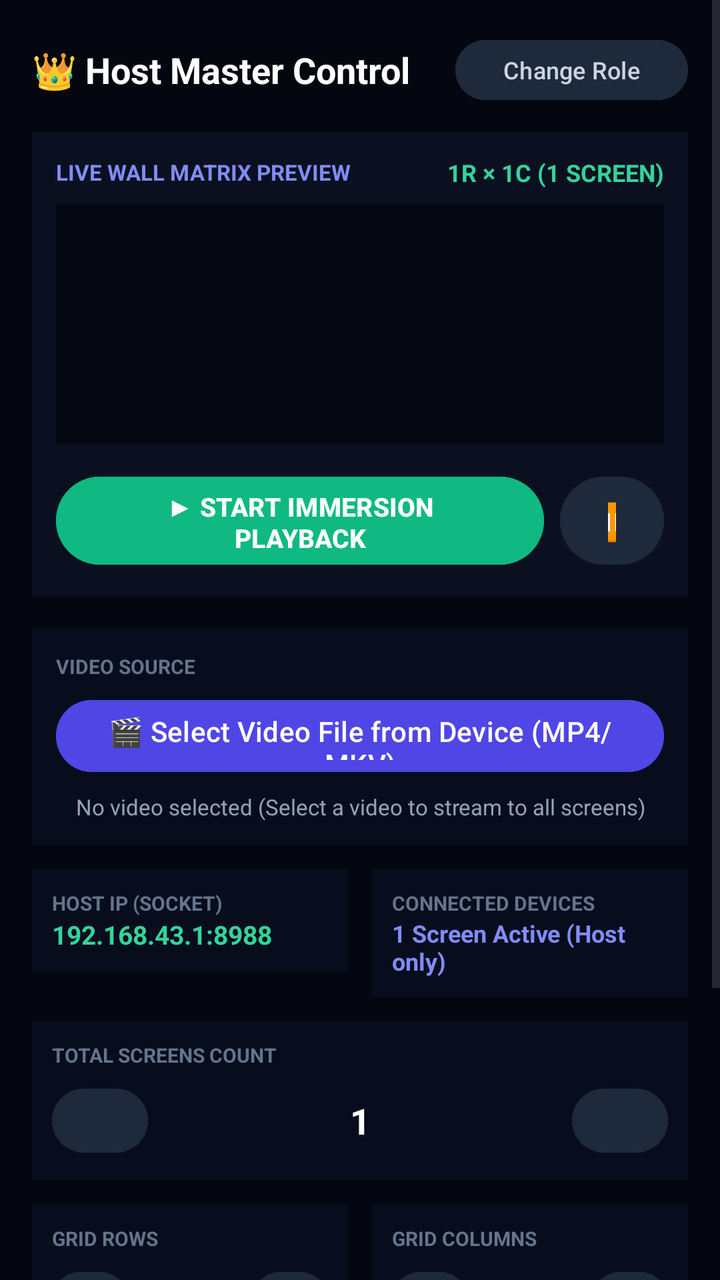
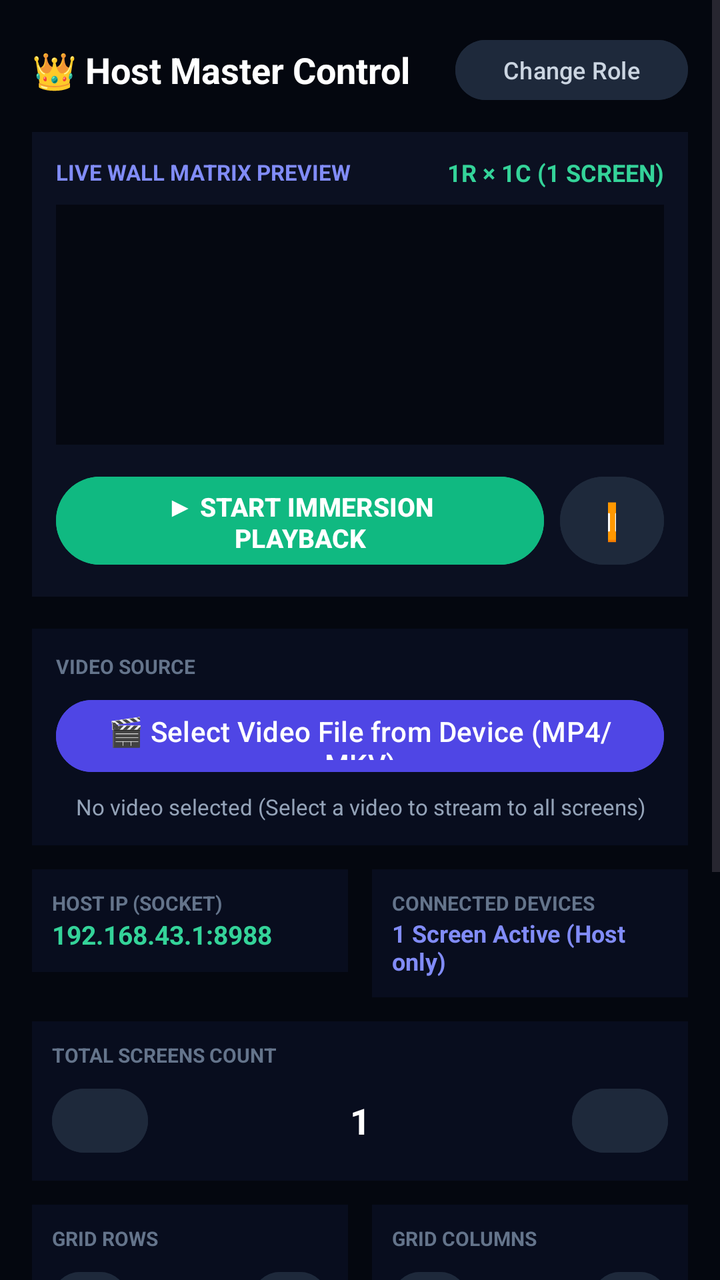

Compare the two renders of this Android layout. The source of the first and the diff that turns it into the second are given below.
<!-- AndroidManifest.xml: application theme Theme.VideoWallSplicer -->
<!-- res/layout/activity_host.xml -->
<?xml version="1.0" encoding="utf-8"?>
<FrameLayout xmlns:android="http://schemas.android.com/apk/res/android"
    android:id="@+id/rootContainer"
    android:layout_width="match_parent"
    android:layout_height="match_parent"
    android:background="#000000">

    
    <TextureView
        android:id="@+id/hostTextureView"
        android:layout_width="match_parent"
        android:layout_height="match_parent" />

    
    <ScrollView
        android:id="@+id/hostSettingsScrollView"
        android:layout_width="match_parent"
        android:layout_height="match_parent"
        android:background="#E6050811"
        android:fillViewport="true">

        <LinearLayout
            android:layout_width="match_parent"
            android:layout_height="wrap_content"
            android:orientation="vertical"
            android:padding="16dp">

            
            <LinearLayout
                android:layout_width="match_parent"
                android:layout_height="wrap_content"
                android:orientation="horizontal"
                android:gravity="center_vertical"
                android:layout_marginBottom="12dp">

                <TextView
                    android:layout_width="0dp"
                    android:layout_height="wrap_content"
                    android:layout_weight="1"
                    android:text="👑 Host Master Control"
                    android:textColor="#FFFFFF"
                    android:textSize="18sp"
                    android:textStyle="bold" />

                <Button
                    android:id="@+id/btnChangeRole"
                    android:layout_width="wrap_content"
                    android:layout_height="38dp"
                    android:text="Change Role"
                    android:textSize="12sp"
                    android:backgroundTint="#1E293B"
                    android:textColor="#CBD5E1" />
            </LinearLayout>

            
            <LinearLayout
                android:layout_width="match_parent"
                android:layout_height="wrap_content"
                android:orientation="vertical"
                android:background="#0B1021"
                android:padding="12dp"
                android:layout_marginBottom="16dp">

                <LinearLayout
                    android:layout_width="match_parent"
                    android:layout_height="wrap_content"
                    android:orientation="horizontal"
                    android:gravity="center_vertical"
                    android:layout_marginBottom="8dp">

                    <TextView
                        android:layout_width="0dp"
                        android:layout_height="wrap_content"
                        android:layout_weight="1"
                        android:text="LIVE WALL MATRIX PREVIEW"
                        android:textColor="#818CF8"
                        android:textSize="11sp"
                        android:textStyle="bold" />

                    <TextView
                        android:id="@+id/tvLiveWallDimensions"
                        android:layout_width="wrap_content"
                        android:layout_height="wrap_content"
                        android:text="1R × 1C (1 SCREEN)"
                        android:textColor="#34D399"
                        android:textSize="12sp"
                        android:textStyle="bold" />
                </LinearLayout>

                
                <LinearLayout
                    android:id="@+id/liveWallGridContainer"
                    android:layout_width="match_parent"
                    android:layout_height="120dp"
                    android:orientation="vertical"
                    android:background="#050811"
                    android:padding="6dp"
                    android:layout_marginBottom="12dp" />

                
                <LinearLayout
                    android:layout_width="match_parent"
                    android:layout_height="wrap_content"
                    android:orientation="horizontal"
                    android:gravity="center_vertical">

                    <Button
                        android:id="@+id/btnPlayImmersion"
                        android:layout_width="0dp"
                        android:layout_height="52dp"
                        android:layout_weight="1"
                        android:text="▶ START IMMERSION PLAYBACK"
                        android:textSize="13sp"
                        android:textStyle="bold"
                        android:backgroundTint="#10B981"
                        android:textColor="#FFFFFF" />

                    <Button
                        android:id="@+id/btnPauseImmersion"
                        android:layout_width="52dp"
                        android:layout_height="52dp"
                        android:text="⏸"
                        android:textSize="18sp"
                        android:backgroundTint="#1E293B"
                        android:textColor="#FFFFFF"
                        android:layout_marginStart="8dp" />
                </LinearLayout>
            </LinearLayout>

            
            <LinearLayout
                android:layout_width="match_parent"
                android:layout_height="wrap_content"
                android:orientation="vertical"
                android:background="#080D1E"
                android:padding="12dp"
                android:layout_marginBottom="12dp">

                <TextView
                    android:layout_width="wrap_content"
                    android:layout_height="wrap_content"
                    android:text="VIDEO SOURCE"
                    android:textColor="#64748B"
                    android:textSize="10sp"
                    android:textStyle="bold"
                    android:layout_marginBottom="6dp" />

                <Button
                    android:id="@+id/btnSelectVideo"
                    android:layout_width="match_parent"
                    android:layout_height="44dp"
                    android:text="🎬 Select Video File from Device (MP4/MKV)"
                    android:backgroundTint="#4F46E5"
                    android:textColor="#FFFFFF" />

                <TextView
                    android:id="@+id/tvSelectedVideo"
                    android:layout_width="match_parent"
                    android:layout_height="wrap_content"
                    android:text="No video selected (Select a video to stream to all screens)"
                    android:textColor="#94A3B8"
                    android:textSize="11sp"
                    android:gravity="center"
                    android:layout_marginTop="6dp" />
            </LinearLayout>

            
            <LinearLayout
                android:layout_width="match_parent"
                android:layout_height="wrap_content"
                android:orientation="horizontal"
                android:layout_marginBottom="12dp">

                
                <LinearLayout
                    android:layout_width="0dp"
                    android:layout_height="wrap_content"
                    android:layout_weight="1"
                    android:orientation="vertical"
                    android:background="#080D1E"
                    android:padding="10dp"
                    android:layout_marginEnd="6dp">

                    <TextView
                        android:layout_width="wrap_content"
                        android:layout_height="wrap_content"
                        android:text="HOST IP (SOCKET)"
                        android:textColor="#64748B"
                        android:textSize="10sp"
                        android:textStyle="bold" />

                    <TextView
                        android:id="@+id/tvHostIp"
                        android:layout_width="wrap_content"
                        android:layout_height="wrap_content"
                        android:text="192.168.43.1:8988"
                        android:textColor="#34D399"
                        android:textSize="13sp"
                        android:textStyle="bold" />
                </LinearLayout>

                
                <LinearLayout
                    android:layout_width="0dp"
                    android:layout_height="wrap_content"
                    android:layout_weight="1"
                    android:orientation="vertical"
                    android:background="#080D1E"
                    android:padding="10dp"
                    android:layout_marginStart="6dp">

                    <TextView
                        android:layout_width="wrap_content"
                        android:layout_height="wrap_content"
                        android:text="CONNECTED DEVICES"
                        android:textColor="#64748B"
                        android:textSize="10sp"
                        android:textStyle="bold" />

                    <TextView
                        android:id="@+id/tvConnectedScreensCount"
                        android:layout_width="wrap_content"
                        android:layout_height="wrap_content"
                        android:text="1 Screen Active (Host only)"
                        android:textColor="#818CF8"
                        android:textSize="12sp"
                        android:textStyle="bold" />
                </LinearLayout>
            </LinearLayout>

            
            <LinearLayout
                android:layout_width="match_parent"
                android:layout_height="wrap_content"
                android:orientation="vertical"
                android:background="#080D1E"
                android:padding="10dp"
                android:layout_marginBottom="12dp">

                <TextView
                    android:layout_width="wrap_content"
                    android:layout_height="wrap_content"
                    android:text="TOTAL SCREENS COUNT"
                    android:textColor="#64748B"
                    android:textSize="10sp"
                    android:textStyle="bold"
                    android:layout_marginBottom="6dp" />

                <LinearLayout
                    android:layout_width="match_parent"
                    android:layout_height="wrap_content"
                    android:orientation="horizontal"
                    android:gravity="center_vertical">

                    <Button
                        android:id="@+id/btnDecreaseScreens"
                        android:layout_width="48dp"
                        android:layout_height="40dp"
                        android:text="-"
                        android:textSize="18sp"
                        android:backgroundTint="#1E293B"
                        android:textColor="#FFFFFF" />

                    <TextView
                        android:id="@+id/tvTotalScreensValue"
                        android:layout_width="0dp"
                        android:layout_height="wrap_content"
                        android:layout_weight="1"
                        android:text="1"
                        android:gravity="center"
                        android:textColor="#FFFFFF"
                        android:textSize="18sp"
                        android:textStyle="bold" />

                    <Button
                        android:id="@+id/btnIncreaseScreens"
                        android:layout_width="48dp"
                        android:layout_height="40dp"
                        android:text="+"
                        android:textSize="18sp"
                        android:backgroundTint="#1E293B"
                        android:textColor="#FFFFFF" />
                </LinearLayout>
            </LinearLayout>

            
            <LinearLayout
                android:layout_width="match_parent"
                android:layout_height="wrap_content"
                android:orientation="horizontal"
                android:layout_marginBottom="12dp">

                
                <LinearLayout
                    android:layout_width="0dp"
                    android:layout_height="wrap_content"
                    android:layout_weight="1"
                    android:orientation="vertical"
                    android:background="#080D1E"
                    android:padding="10dp"
                    android:layout_marginEnd="6dp">

                    <TextView
                        android:layout_width="wrap_content"
                        android:layout_height="wrap_content"
                        android:text="GRID ROWS"
                        android:textColor="#64748B"
                        android:textSize="10sp"
                        android:textStyle="bold"
                        android:layout_marginBottom="6dp" />

                    <LinearLayout
                        android:layout_width="match_parent"
                        android:layout_height="wrap_content"
                        android:orientation="horizontal"
                        android:gravity="center_vertical">

                        <Button
                            android:id="@+id/btnDecreaseRows"
                            android:layout_width="38dp"
                            android:layout_height="36dp"
                            android:text="-"
                            android:textSize="16sp"
                            android:backgroundTint="#1E293B"
                            android:textColor="#FFFFFF" />

                        <TextView
                            android:id="@+id/tvRowsValue"
                            android:layout_width="0dp"
                            android:layout_height="wrap_content"
                            android:layout_weight="1"
                            android:text="1"
                            android:gravity="center"
                            android:textColor="#818CF8"
                            android:textSize="16sp"
                            android:textStyle="bold" />

                        <Button
                            android:id="@+id/btnIncreaseRows"
                            android:layout_width="38dp"
                            android:layout_height="36dp"
                            android:text="+"
                            android:textSize="16sp"
                            android:backgroundTint="#1E293B"
                            android:textColor="#FFFFFF" />
                    </LinearLayout>
                </LinearLayout>

                
                <LinearLayout
                    android:layout_width="0dp"
                    android:layout_height="wrap_content"
                    android:layout_weight="1"
                    android:orientation="vertical"
                    android:background="#080D1E"
                    android:padding="10dp"
                    android:layout_marginStart="6dp">

                    <TextView
                        android:layout_width="wrap_content"
                        android:layout_height="wrap_content"
                        android:text="GRID COLUMNS"
                        android:textColor="#64748B"
                        android:textSize="10sp"
                        android:textStyle="bold"
                        android:layout_marginBottom="6dp" />

                    <LinearLayout
                        android:layout_width="match_parent"
                        android:layout_height="wrap_content"
                        android:orientation="horizontal"
                        android:gravity="center_vertical">

                        <Button
                            android:id="@+id/btnDecreaseCols"
                            android:layout_width="38dp"
                            android:layout_height="36dp"
                            android:text="-"
                            android:textSize="16sp"
                            android:backgroundTint="#1E293B"
                            android:textColor="#FFFFFF" />

                        <TextView
                            android:id="@+id/tvColsValue"
                            android:layout_width="0dp"
                            android:layout_height="wrap_content"
                            android:layout_weight="1"
                            android:text="1"
                            android:gravity="center"
                            android:textColor="#818CF8"
                            android:textSize="16sp"
                            android:textStyle="bold" />

                        <Button
                            android:id="@+id/btnIncreaseCols"
                            android:layout_width="38dp"
                            android:layout_height="36dp"
                            android:text="+"
                            android:textSize="16sp"
                            android:backgroundTint="#1E293B"
                            android:textColor="#FFFFFF" />
                    </LinearLayout>
                </LinearLayout>
            </LinearLayout>

            
            <LinearLayout
                android:layout_width="match_parent"
                android:layout_height="wrap_content"
                android:orientation="horizontal"
                android:layout_marginBottom="16dp">

                
                <LinearLayout
                    android:layout_width="0dp"
                    android:layout_height="wrap_content"
                    android:layout_weight="1"
                    android:orientation="vertical"
                    android:background="#080D1E"
                    android:padding="10dp"
                    android:layout_marginEnd="6dp">

                    <TextView
                        android:layout_width="wrap_content"
                        android:layout_height="wrap_content"
                        android:text="DEVICE PLACEMENT"
                        android:textColor="#64748B"
                        android:textSize="10sp"
                        android:textStyle="bold"
                        android:layout_marginBottom="4dp" />

                    <Button
                        android:id="@+id/btnDevicePlacement"
                        android:layout_width="match_parent"
                        android:layout_height="38dp"
                        android:text="Switch Orientation"
                        android:textSize="11sp"
                        android:backgroundTint="#1E293B"
                        android:textColor="#CBD5E1" />

                    <TextView
                        android:id="@+id/tvDevicePlacement"
                        android:layout_width="match_parent"
                        android:layout_height="wrap_content"
                        android:text="📱 Placed Horizontally (Landscape)"
                        android:textColor="#38BDF8"
                        android:textSize="11sp"
                        android:gravity="center"
                        android:layout_marginTop="4dp" />
                </LinearLayout>

                
                <LinearLayout
                    android:layout_width="0dp"
                    android:layout_height="wrap_content"
                    android:layout_weight="1"
                    android:orientation="vertical"
                    android:background="#080D1E"
                    android:padding="10dp"
                    android:layout_marginStart="6dp">

                    <TextView
                        android:layout_width="wrap_content"
                        android:layout_height="wrap_content"
                        android:text="APPEARANCE"
                        android:textColor="#64748B"
                        android:textSize="10sp"
                        android:textStyle="bold"
                        android:layout_marginBottom="4dp" />

                    <Button
                        android:id="@+id/btnAppearance"
                        android:layout_width="match_parent"
                        android:layout_height="38dp"
                        android:text="Toggle Fit"
                        android:textSize="11sp"
                        android:backgroundTint="#1E293B"
                        android:textColor="#CBD5E1" />

                    <TextView
                        android:id="@+id/tvAppearance"
                        android:layout_width="match_parent"
                        android:layout_height="wrap_content"
                        android:text="COVER (Full)"
                        android:textColor="#34D399"
                        android:textSize="11sp"
                        android:gravity="center"
                        android:layout_marginTop="4dp" />
                </LinearLayout>
            </LinearLayout>

        </LinearLayout>
    </ScrollView>

    
    <LinearLayout
        android:id="@+id/immersionOverlayControls"
        android:layout_width="wrap_content"
        android:layout_height="wrap_content"
        android:orientation="horizontal"
        android:gravity="center_vertical"
        android:background="#CC0B1021"
        android:paddingHorizontal="14dp"
        android:paddingVertical="8dp"
        android:layout_gravity="top|end"
        android:layout_margin="16dp"
        android:visibility="gone">

        <TextView
            android:layout_width="wrap_content"
            android:layout_height="wrap_content"
            android:text="WALL PLAYING"
            android:textColor="#34D399"
            android:textSize="10sp"
            android:textStyle="bold"
            android:layout_marginEnd="10dp" />

        <Button
            android:id="@+id/btnFloatingPause"
            android:layout_width="wrap_content"
            android:layout_height="36dp"
            android:text="⏸ Pause"
            android:textSize="12sp"
            android:backgroundTint="#1E293B"
            android:textColor="#FFFFFF"
            android:layout_marginEnd="6dp" />

        <Button
            android:id="@+id/btnExitImmersion"
            android:layout_width="wrap_content"
            android:layout_height="36dp"
            android:text="✕ Settings"
            android:textSize="11sp"
            android:backgroundTint="#5850EC"
            android:textColor="#FFFFFF" />
    </LinearLayout>

</FrameLayout>
<!-- resources referenced by this layout -->
<resources>
  <style name="Theme.VideoWallSplicer" parent="Theme.Material3.DayNight.NoActionBar">
          <item name="android:statusBarColor">#0F172A</item>
          <item name="android:navigationBarColor">#0F172A</item>
      </style>
</resources>

<!-- the commit's change to res/layout/activity_host.xml (unified diff, before → after) -->
@@ -487,6 +487,52 @@
                         android:gravity="center"
                         android:layout_marginTop="4dp" />
                 </LinearLayout>
+            </LinearLayout>
+
+            
+            <LinearLayout
+                android:layout_width="match_parent"
+                android:layout_height="wrap_content"
+                android:orientation="vertical"
+                android:background="#080D1E"
+                android:padding="10dp"
+                android:layout_marginBottom="16dp">
+
+                <TextView
+                    android:layout_width="wrap_content"
+                    android:layout_height="wrap_content"
+                    android:text="BEZEL COMPENSATION (SEAMLESS WALL)"
+                    android:textColor="#64748B"
+                    android:textSize="10sp"
+                    android:textStyle="bold"
+                    android:layout_marginBottom="4dp" />
+
+                <LinearLayout
+                    android:layout_width="match_parent"
+                    android:layout_height="wrap_content"
+                    android:orientation="horizontal"
+                    android:gravity="center_vertical">
+
+                    <Button
+                        android:id="@+id/btnBezelCompensation"
+                        android:layout_width="0dp"
+                        android:layout_height="38dp"
+                        android:layout_weight="1"
+                        android:text="Adjust Bezel"
+                        android:textSize="11sp"
+                        android:backgroundTint="#1E293B"
+                        android:textColor="#CBD5E1" />
+                </LinearLayout>
+
+                <TextView
+                    android:id="@+id/tvBezelCompensation"
+                    android:layout_width="match_parent"
+                    android:layout_height="wrap_content"
+                    android:text="✨ Seamless Mobile Bezels (3.5%)"
+                    android:textColor="#A78BFA"
+                    android:textSize="11sp"
+                    android:gravity="center"
+                    android:layout_marginTop="4dp" />
             </LinearLayout>
 
         </LinearLayout>
